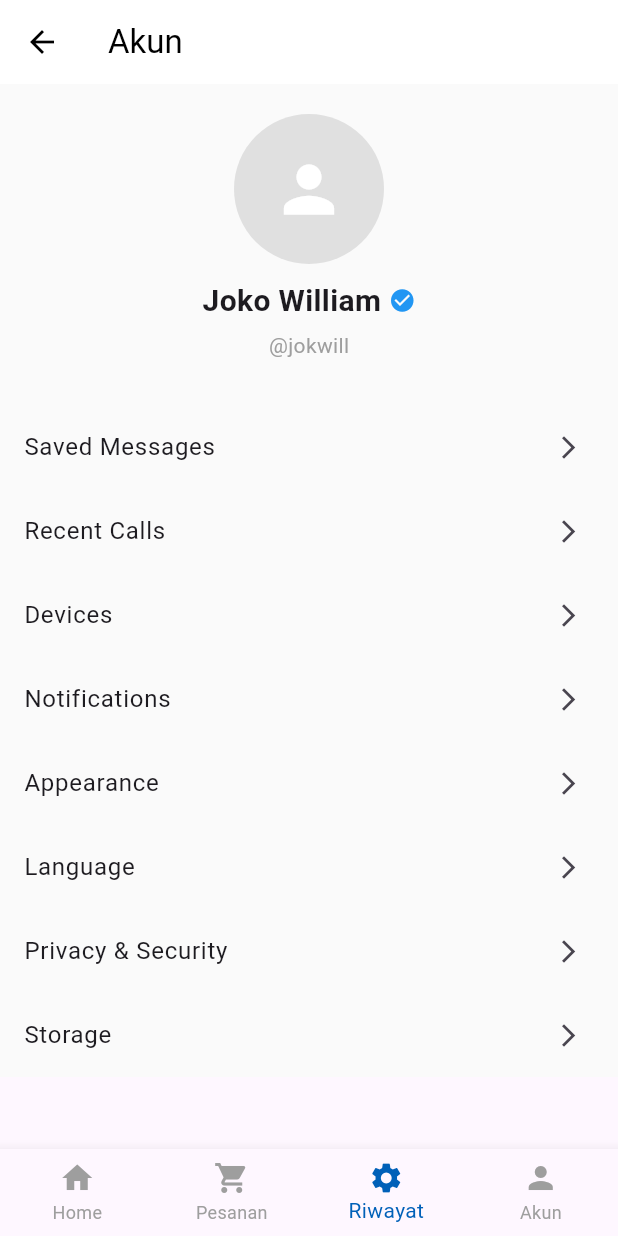
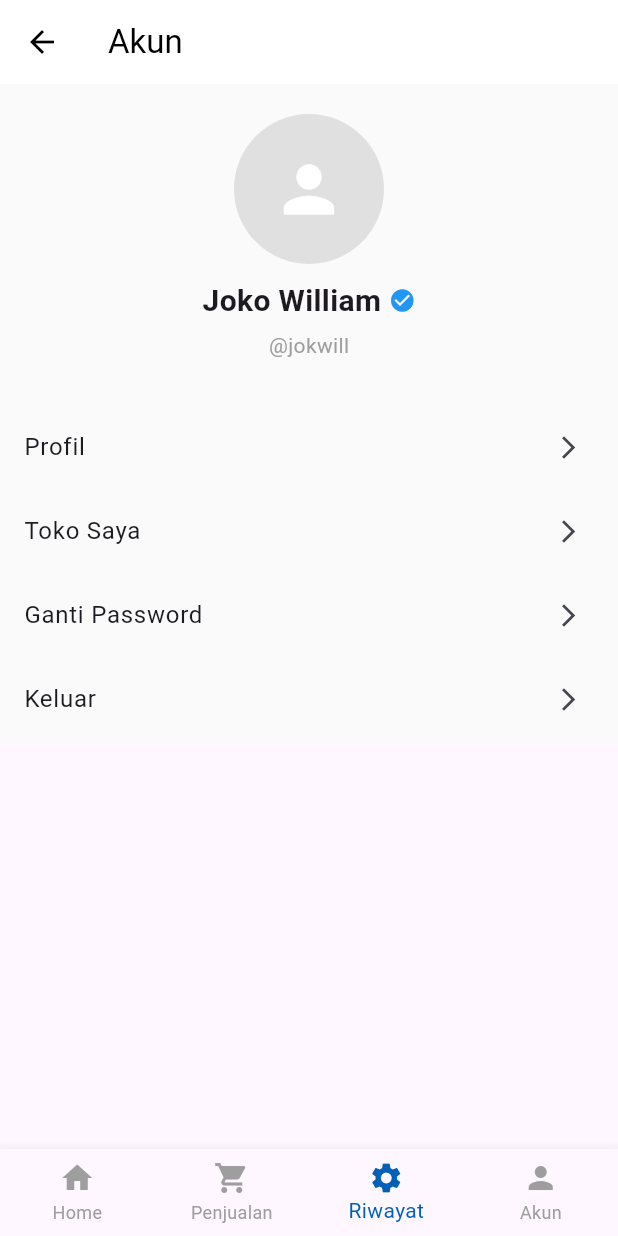
Before and after one commit to nthanfp/blip_pos_mobile, a Flutter app: the ProfileSettingPage screen opened directly, on a phone screen of 412 x 824 dp. Run offline on Flutter 3.47's test engine with Material 3 defaults, Android fonts, the light colour scheme and no system bars.

Commit message:
feat: update profile setting

```diff
--- a/lib/pages/profile/setting.dart
+++ b/lib/pages/profile/setting.dart
@@ -44,14 +44,10 @@ class ProfileSettingPage extends StatelessWidget {
               const SizedBox(height: 30),
               Column(
                 children: [
-                  _buildListItem('Saved Messages', Icons.arrow_forward_ios),
-                  _buildListItem('Recent Calls', Icons.arrow_forward_ios),
-                  _buildListItem('Devices', Icons.arrow_forward_ios),
-                  _buildListItem('Notifications', Icons.arrow_forward_ios),
-                  _buildListItem('Appearance', Icons.arrow_forward_ios),
-                  _buildListItem('Language', Icons.arrow_forward_ios),
-                  _buildListItem('Privacy & Security', Icons.arrow_forward_ios),
-                  _buildListItem('Storage', Icons.arrow_forward_ios),
+                  _buildListItem('Profil', Icons.arrow_forward_ios),
+                  _buildListItem('Toko Saya', Icons.arrow_forward_ios),
+                  _buildListItem('Ganti Password', Icons.arrow_forward_ios),
+                  _buildListItem('Keluar', Icons.arrow_forward_ios),
                 ],
               ),
             ],
@@ -65,7 +61,7 @@ class ProfileSettingPage extends StatelessWidget {
         type: BottomNavigationBarType.fixed,
         items: const [
           BottomNavigationBarItem(icon: Icon(Icons.home), label: 'Home'),
-          BottomNavigationBarItem(icon: Icon(Icons.shopping_cart), label: 'Pesanan'),
+          BottomNavigationBarItem(icon: Icon(Icons.shopping_cart), label: 'Penjualan'),
           BottomNavigationBarItem(icon: Icon(Icons.settings), label: 'Riwayat'),
           BottomNavigationBarItem(icon: Icon(Icons.person), label: 'Akun'),
         ],
```
